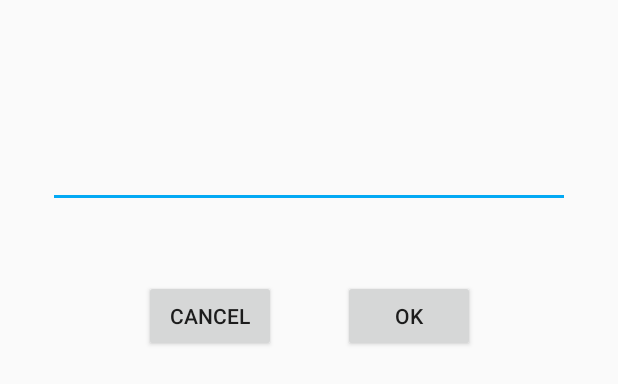
After one commit to MarcoLentini/UserApp, an Android app: the layout activity_modify_info.xml on its own in the app's theme, with its tools: preview values and no code run, on a phone screen of 412 x 824 dp. The commit adds this screen. Shown: the top 384 px of the screen. Run offline under Robolectric (Android 15) with nearby library versions, the phone set to English and light mode, and no system bars.

Commit message:
String e color

```diff
--- a/app/src/main/java/com/example/userapp/ChangePwdActivity.java
+++ b/app/src/main/java/com/example/userapp/ChangePwdActivity.java
@@ -92,7 +92,7 @@ public class ChangePwdActivity extends AppCompatActivity {
                     Toast mioToast = Toast.makeText(ChangePwdActivity.this,
                             getString(R.string.different_password),
                             Toast.LENGTH_LONG);
-                    mioToast.setGravity(Gravity.BOTTOM, 0, 0);
+                    mioToast.setGravity(Gravity.BOTTOM, 0, 64);
                     InputMethodManager imm = (InputMethodManager)
                             getSystemService(Context.INPUT_METHOD_SERVICE);
                     imm.showSoftInput(etEditPwd2, InputMethodManager.SHOW_IMPLICIT);
--- /dev/null
+++ b/app/src/main/res/layout/activity_modify_info.xml
@@ -0,0 +1,84 @@
+<?xml version="1.0" encoding="utf-8"?>
+<android.support.constraint.ConstraintLayout xmlns:android="http://schemas.android.com/apk/res/android"
+    xmlns:app="http://schemas.android.com/apk/res-auto"
+    xmlns:tools="http://schemas.android.com/tools"
+    android:layout_width="match_parent"
+    android:layout_height="match_parent"
+    tools:context=".ModifyInfoActivity">
+
+    <EditText
+        android:id="@+id/editTextChangeInfo"
+        android:layout_width="match_parent"
+        android:layout_height="wrap_content"
+        android:layout_marginStart="32dp"
+        android:layout_marginLeft="32dp"
+        android:layout_marginTop="32dp"
+        android:layout_marginEnd="32dp"
+        android:layout_marginRight="32dp"
+        android:ems="10"
+        android:inputType="textPersonName"
+        android:maxEms="20"
+        app:layout_constraintEnd_toEndOf="parent"
+        app:layout_constraintStart_toStartOf="parent"
+        app:layout_constraintTop_toBottomOf="@+id/textViewTypeInfo">
+
+        <requestFocus />
+    </EditText>
+
+    <Button
+        android:id="@+id/buttonOk"
+        android:layout_width="wrap_content"
+        android:layout_height="wrap_content"
+        android:layout_marginStart="75dp"
+        android:layout_marginLeft="75dp"
+        android:layout_marginTop="48dp"
+        android:layout_marginEnd="64dp"
+        android:layout_marginRight="64dp"
+        android:text="@string/ok_button"
+        app:layout_constraintEnd_toEndOf="@+id/editTextChangeInfo"
+        app:layout_constraintStart_toStartOf="@+id/textViewInvalidPwd"
+        app:layout_constraintTop_toBottomOf="@+id/editTextChangeInfo" />
+
+    <Button
+        android:id="@+id/buttonCancel"
+        android:layout_width="wrap_content"
+        android:layout_height="wrap_content"
+        android:layout_marginStart="64dp"
+        android:layout_marginLeft="64dp"
+        android:layout_marginTop="48dp"
+        android:layout_marginEnd="75dp"
+        android:layout_marginRight="75dp"
+        android:text="@string/cancel_button"
+        app:layout_constraintEnd_toEndOf="@+id/textViewInvalidPwd"
+        app:layout_constraintStart_toStartOf="@+id/editTextChangeInfo"
+        app:layout_constraintTop_toBottomOf="@+id/editTextChangeInfo" />
+
+
+    <TextView
+        android:id="@+id/textViewTypeInfo"
+        android:layout_width="match_parent"
+        android:layout_height="wrap_content"
+        android:layout_marginStart="16dp"
+        android:layout_marginLeft="16dp"
+        android:layout_marginTop="32dp"
+        android:layout_marginEnd="16dp"
+        android:layout_marginRight="16dp"
+        android:textAppearance="@android:style/TextAppearance.Large"
+        app:layout_constraintEnd_toEndOf="parent"
+        app:layout_constraintStart_toStartOf="parent"
+        app:layout_constraintTop_toTopOf="parent" />
+
+    <TextView
+        android:id="@+id/textViewInvalidPwd"
+        android:layout_width="wrap_content"
+        android:layout_height="wrap_content"
+        android:layout_marginTop="8dp"
+        android:background="@color/colorError"
+        android:gravity="center"
+        android:text="@string/invalid_password"
+        android:textAppearance="@android:style/TextAppearance.Small"
+        android:visibility="invisible"
+        app:layout_constraintEnd_toEndOf="parent"
+        app:layout_constraintStart_toStartOf="parent"
+        app:layout_constraintTop_toBottomOf="@+id/editTextChangeInfo" />
+</android.support.constraint.ConstraintLayout>
```
